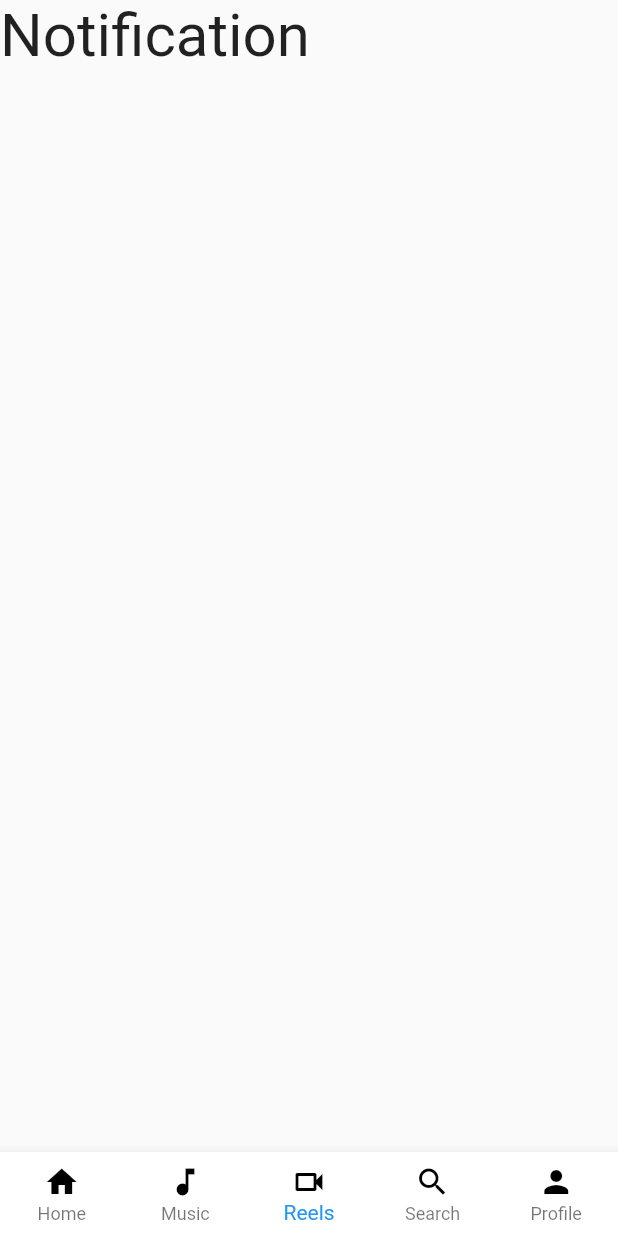
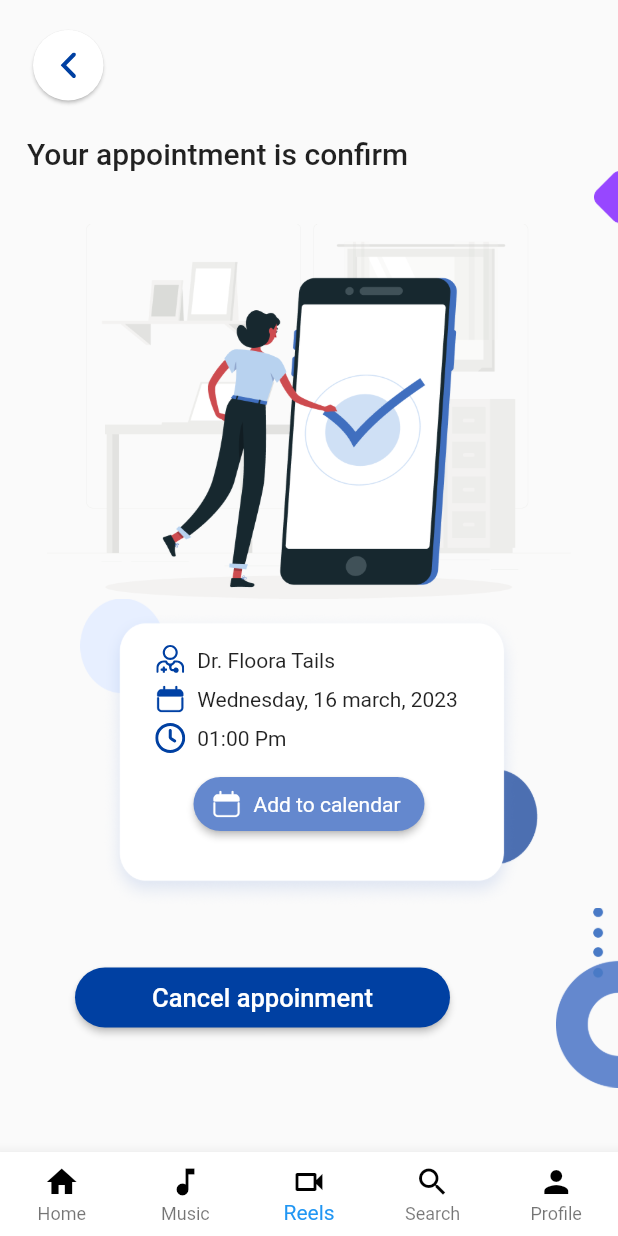
Before and after one commit to AbhishekTeci/insta, a Flutter app: the bottomNavBar screen opened directly, item 3 of the bottom bar chosen, on a phone screen of 412 x 824 dp. Run offline on Flutter 3.47's test engine with Material 2 defaults, Android fonts, the phone set to English and light mode, and no system bars; our stand-ins replace flutter_svg, google_sign_in; Roboto replaces fonts that are missing (Poppins).

Commit message:
cancleScreen

```diff
--- a/lib/Bar/BottomNavBar.dart
+++ b/lib/Bar/BottomNavBar.dart
@@ -1,4 +1,5 @@
 import 'package:flutter/material.dart';
+import 'package:new_project/Screen/cancleScreen.dart';
 import 'package:new_project/Screen/homeScreen.dart';
 import 'package:new_project/Screen/musicScreen.dart';
 
@@ -16,11 +17,7 @@ class _bottomNavBarState extends State<bottomNavBar> {
 
     HomeScreen(),
     MusicScreen(),
-    const Text(
-      'Notification',
-      style: TextStyle(fontSize: 40),
-      textAlign: TextAlign.center,
-    ),
+    const CancelScreen(),
     const Text('Add Post to Account', style: TextStyle(fontSize: 40), textAlign: TextAlign.center),
     const Text('Open Settings', style: TextStyle(fontSize: 40), textAlign: TextAlign.center),
   ];
--- /dev/null
+++ b/lib/Screen/cancleScreen.dart
@@ -0,0 +1,235 @@
+import 'package:flutter/material.dart';
+import 'package:flutter_svg/flutter_svg.dart';
+
+class CancelScreen extends StatefulWidget {
+  const CancelScreen({Key? key}) : super(key: key);
+
+  @override
+  State<CancelScreen> createState() => _CancelScreenState();
+}
+
+class _CancelScreenState extends State<CancelScreen> {
+  @override
+  Widget build(BuildContext context) {
+    return Scaffold(
+      body: SafeArea(
+          child: SingleChildScrollView(
+        child: Column(
+          children: [
+            Container(
+              margin: const EdgeInsets.only(top: 16, left: 18),
+              child: Column(
+                children: [
+                  Row(
+                    children: [
+                      // Upper back Button
+
+                      Container(
+                        height: 55,
+                        width: 55,
+                        child: Card(
+                          shape: const CircleBorder(),
+                          child: Container(
+                            color: Colors.transparent,
+                            padding: const EdgeInsets.all(15),
+                            child: SvgPicture.asset(
+                              'accets/icon/arrow.svg',
+                              alignment: Alignment.center,
+                            ),
+                          ),
+                        ),
+                      ),
+                    ],
+                  ),
+                  const SizedBox(
+                    height: 20,
+                  ),
+
+                  // Confirmation message
+
+                  Row(
+                    children: const [
+                      Text(
+                        'Your appointment is confirm',
+                        style: TextStyle(
+                            fontWeight: FontWeight.w500,
+                            fontFamily: 'Poppins',
+                            fontSize: 20),
+                      ),
+                    ],
+                  ),
+
+                  // bump image
+                ],
+              ),
+            ),
+
+            // Bump Image
+
+            Container(
+              height: 35,
+              child: Row(
+                mainAxisAlignment: MainAxisAlignment.end,
+                children: [
+                  Image.asset('accets/background/bupm.png'),
+                ],
+              ),
+            ),
+
+
+            Container(
+             // padding: const EdgeInsets.symmetric(vertical: 10, horizontal: 10),
+             // margin: const EdgeInsets.only(top: 20, left: 21),
+              child: Column(
+                children: [
+                  Center(
+                    child: Container(
+                      height: 250,
+                      width: 350,
+                      child: Image.asset(
+                        'accets/background/canclebgc.png',
+                        alignment: Alignment.center,
+                        fit: BoxFit.fill,
+                      ),
+                    ),
+                  ),
+
+
+                  // card button
+                  Container(
+                    height: MediaQuery.of(context).size.height*.25,
+                    width: 305,
+
+                    decoration: const BoxDecoration(
+                        image: DecorationImage(
+                            image: AssetImage('accets/background/cardbg.png'),
+                            fit: BoxFit.fill)),
+
+                    child: Column(
+                      mainAxisAlignment: MainAxisAlignment.start,
+
+                      children: [
+                        Container(
+                          margin: const EdgeInsets.symmetric(horizontal: 50,vertical: 31),
+
+
+                          child: Column(
+                            children: [
+                              Row(
+                                children: [
+                                  SvgPicture.asset(
+                                    'accets/icon/doctor.svg',
+                                    height: 20,
+                                    width: 20,
+                                  ),
+                                  const SizedBox(
+                                    width: 8,
+                                  ),
+                                  const Text(
+                                    'Dr. Floora Tails',
+                                    style: TextStyle(
+                                        fontSize: 14,
+                                        fontWeight: FontWeight.w400,
+                                        fontFamily: 'Poppins'),
+                                  )
+                                ],
+                              ),
+                              const SizedBox(
+                                height: 6,
+                              ),
+                              Row(
+                                children: [
+                                  SvgPicture.asset(
+                                    'accets/icon/calander.svg',
+                                    height: 20,
+                                    width: 20,
+                                  ),
+                                  const SizedBox(
+                                    width: 8,
+                                  ),
+                                  const Text('Wednesday, 16 march, 2023',
+                                      style: TextStyle(
+                                          fontSize: 14,
+                                          fontWeight: FontWeight.w400,
+                                          fontFamily: 'Poppins'))
+                                ],
+                              ),
+                              const SizedBox(
+                                height: 6,
+                              ),
+                              Row(
+                                children: [
+                                  SvgPicture.asset(
+                                    'accets/icon/clock.svg',
+                                    height: 20,
+                                    width: 20,
+                                  ),
+                                  const SizedBox(
+                                    width: 8,
+                                  ),
+                                  const Text('01:00 Pm',
+                                      style: TextStyle(
+                                          fontSize: 14,
+                                          fontWeight: FontWeight.w400,
+                                          fontFamily: 'Poppins'))
+                                ],
+                              ),
+                             SizedBox(height:10,),
+                              ElevatedButton.icon(
+
+                                icon: SvgPicture.asset('accets/icon/calander.svg',height: 20,
+                                  width: 20,color: Colors.white),
+                                label: const Text('Add to calendar',style: TextStyle(
+                                    fontSize: 14,
+                                    fontWeight: FontWeight.w400,
+                                    fontFamily: 'Poppins')),
+                                onPressed: () { },
+                                style: ElevatedButton.styleFrom(
+                                  shape: RoundedRectangleBorder(
+                                    borderRadius: BorderRadius.circular(30.0),
+                                  ),
+                                  backgroundColor: Color(0xff6488ce)
+                                ),
+
+                              ),
+                            ],
+                          ),
+                        ),
+                      ],
+                    ),
+                  ),
+                ],
+              ),
+            ),
+            Container(
+              height: 120,
+
+              child: Row(
+                mainAxisAlignment: MainAxisAlignment.spaceBetween,
+                children: [
+                  Padding(
+                    padding: const EdgeInsets.only(left: 50),
+                    child: ElevatedButton(
+                      onPressed: (){},
+                      style: ElevatedButton.styleFrom(
+                        backgroundColor: Color(0xff0040A2),
+                        shape: RoundedRectangleBorder(borderRadius: BorderRadius.all(Radius.circular(30))),
+                          fixedSize: Size(250,40)
+                      ),
+                      child: Text('Cancel appoinment',style: TextStyle(fontSize: 17),),
+
+                    ),
+                  ),
+
+                  SizedBox(
+                      height:131,
+                      child: Image.asset('accets/background/circle.png')),
+                ],
+              ),
+            )
+          ],
+        ),
+      )),
+    );
+  }
+}
--- a/lib/login/googleLogin.dart
+++ b/lib/login/googleLogin.dart
@@ -1,46 +1,17 @@
 
 import 'package:google_sign_in/google_sign_in.dart';
 
-final GoogleSignIn _googleSignIn = GoogleSignIn(scopes: ['email']);
+final GoogleSignIn _googleSignIn = GoogleSignIn();
+class GoogleLogin {
 
-class GoogleLogin {
- static GoogleSignInAccount? currentUser;
-
-  void initState() {
-    _googleSignIn.onCurrentUserChanged.listen((account) {
-        currentUser = account;
-      _googleSignIn.signInSilently();
-    });
-  }
-
-
-  static googleLogin(){
-    GoogleSignInAccount? user = currentUser;
-
-    if(user != null){
-      SignIn();
-
-    }else{
-      SignOut();
-    }
+  static googleLogin() {
+    _googleSignIn.signIn();
 
 
   }
 
-}
-
-void SignOut(){
-  _googleSignIn.disconnect();
-}
-
-
-
-
-Future<void> SignIn() async {
-  try{
-    await _googleSignIn.signIn();
-  }catch(e){
-    e;
+  static SignOut() {
+    _googleSignIn.disconnect();
   }
 
 }
--- a/lib/login/screen/loginScreen.dart
+++ b/lib/login/screen/loginScreen.dart
@@ -70,7 +70,7 @@ class _loginScreenState extends State<loginScreen>
                       mainAxisAlignment: MainAxisAlignment.center,
                       children: [
                         IconButton(
-                          onPressed:GoogleLogin.googleLogin(),
+                          onPressed:(){GoogleLogin.googleLogin();},
                           icon: Image.asset('accets/icon/google.png'),
                         ),
                         const SizedBox(
--- a/lib/main.dart
+++ b/lib/main.dart
@@ -1,9 +1,12 @@
 
+ //import 'dart:js';
 
 import 'package:flutter/material.dart';
 import 'package:new_project/Dashboard.dart';
 import 'package:new_project/login/screen/loginScreen.dart';
 import 'package:new_project/signup.dart';
+
+ import 'Screen/cancleScreen.dart';
 
 void main() {
 
@@ -14,7 +17,8 @@ void main() {
     routes: {
       'login': (context) => const loginScreen(),
       'signup': (context) => const Signup(),
-      'HomeScreen' : (context)=> const home_screen()
+      'HomeScreen' : (context)=> const home_screen(),
+       'cancleScreen' : (context) => const CancelScreen()
     },
   ));
 }
```
Also changed, not shown: pubspec.yaml (+5 -4 lines), accets/background/bupm.png (added), accets/background/canclebgc.png (added), accets/background/cardbg.png (added), accets/background/circle.png (added), accets/icon/arrow.svg (added), accets/icon/calander.svg (added), accets/icon/clock.svg (added), accets/icon/doctor.svg (added), pubspec.lock, 6 other files.
